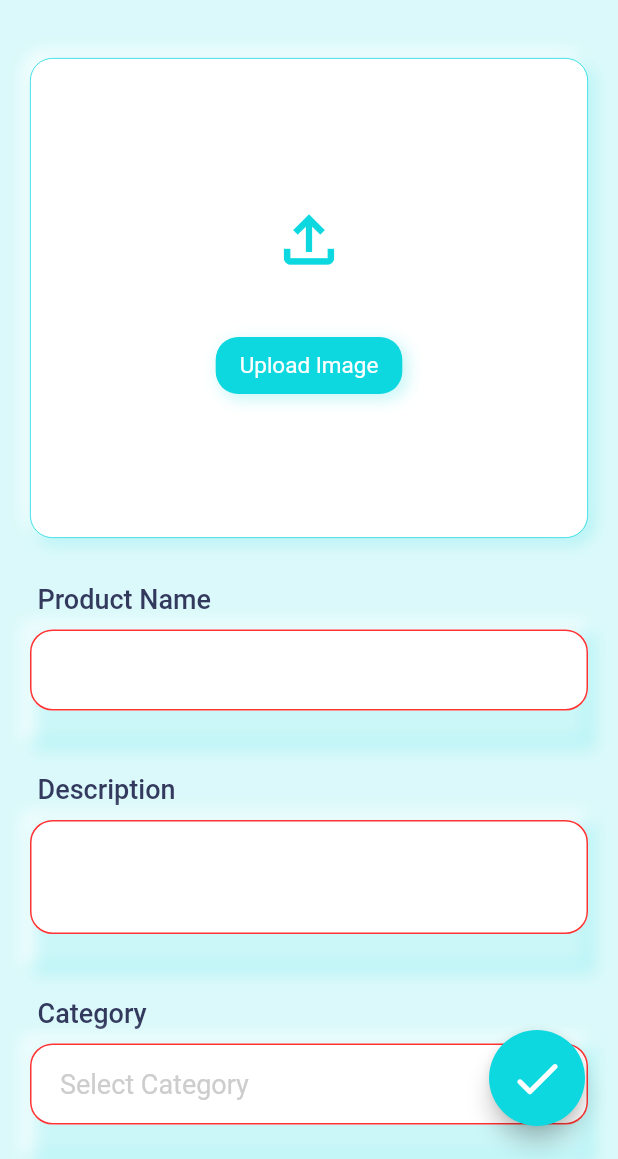
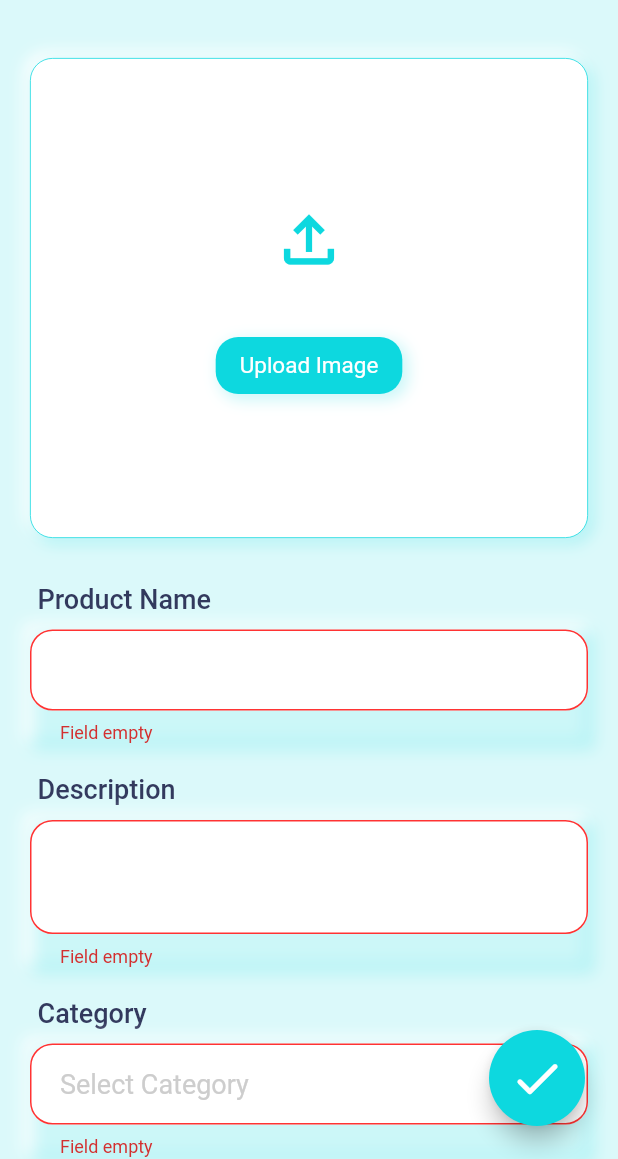
Before and after one commit to JayeshPatil18/GHR-Incog, a Flutter app: the UploadReview screen opened by its route, after a tap on the "check" icon, on a phone screen of 412 x 824 dp, the part 77-1236 px from its top. Run offline on Flutter 3.47's test engine with Material 2 defaults, Android fonts, the phone set to English and light mode, and no system bars; our stand-ins replace flutter_bloc, font_awesome_flutter; missing offline and left inert: dart:ffi; network calls fail.

Commit message:
first and last

```diff
--- a/lib/features/reviews/presentation/pages/upload_review.dart
+++ b/lib/features/reviews/presentation/pages/upload_review.dart
@@ -49,31 +49,39 @@ class _UploadReviewState extends State<UploadReview> {
     switch (index) {
       case 0:
         if (input == null || input.isEmpty) {
-          return '';
+          return 'Field empty';
         }
         break;
 
       case 1:
         if (input == null || input.isEmpty) {
-          return '';
+          return 'Field empty';
+        } else if (input.length < 10) {
+          return 'Description must have at least 10 digit';
         }
         break;
 
       case 2:
-        if (input == null || input.isEmpty || !(Items.categorys.contains(input))) {
-          return '';
+        if (input == null || input.isEmpty) {
+          return 'Field empty';
+        } else if(!(Items.categorys.contains(input))){
+          return 'Category not exist';
         }
         break;
 
       case 3:
-        if (input == null || input.isEmpty || !(Items.brands.contains(input))) {
-          return '';
+        if (input == null || input.isEmpty) {
+          return 'Field empty';
+        } else if(!(Items.brands.contains(input))){
+          return 'Brand not exist';
         }
         break;
 
       case 4:
         if (input == null || input.isEmpty) {
-          return '';
+          return 'Field empty';
+        } else if (input.length < 10) {
+          return 'Description must have at least 10 digit';
         }
         break;
 
```
